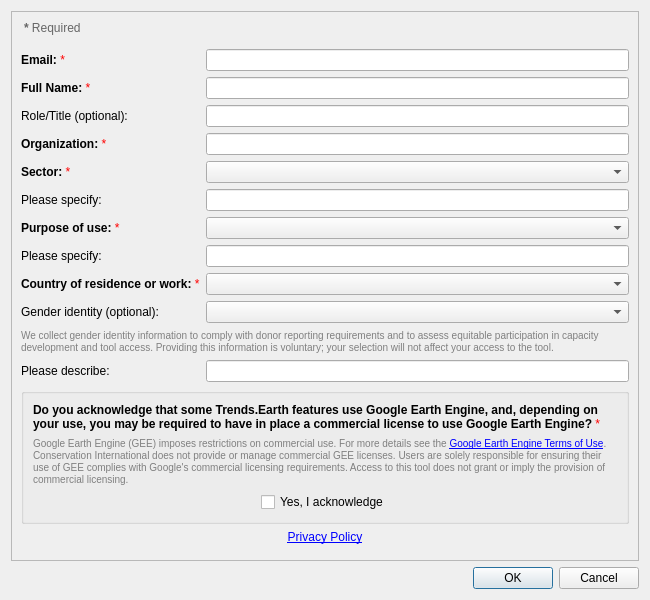
Old version of the form LDMP/gui/DlgSettingsRegister.ui in the repository ConservationInternational/trends.earth.
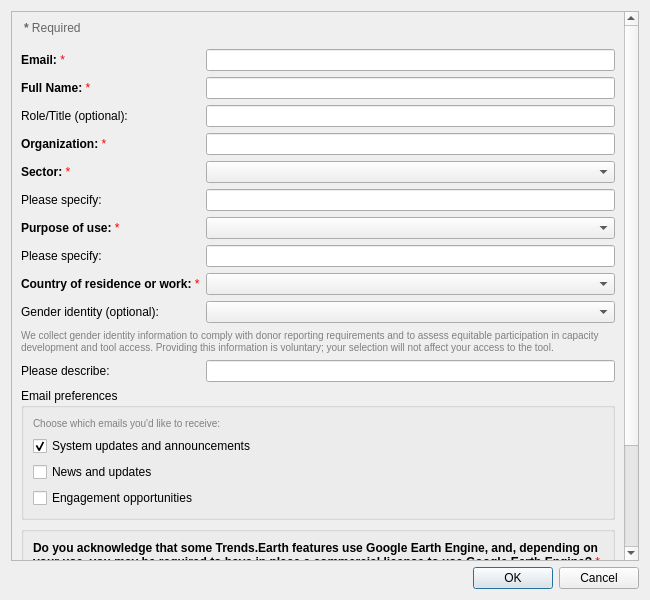
New version of the form.

Commit message: Suppport email list config on registration

The edit to the form file:
```diff
--- a/LDMP/gui/DlgSettingsRegister.ui
+++ b/LDMP/gui/DlgSettingsRegister.ui
@@ -244,6 +244,59 @@
        </item>
        <!-- GEE License Acknowledgment -->
        <item row="13" column="0" colspan="2">
+        <widget class="QGroupBox" name="groupBox_email_subscriptions">
+         <property name="title">
+          <string>Email preferences</string>
+         </property>
+         <layout class="QVBoxLayout" name="emailSubscriptionsGroupLayout">
+          <item>
+           <widget class="QLabel" name="label_email_subscriptions_note">
+            <property name="text">
+             <string>Choose which emails you'd like to receive:</string>
+            </property>
+            <property name="wordWrap">
+             <bool>true</bool>
+            </property>
+            <property name="styleSheet">
+             <string>color: gray; font-size: 10px;</string>
+            </property>
+           </widget>
+          </item>
+          <item>
+           <widget class="QCheckBox" name="email_subscription_system_updates">
+            <property name="text">
+             <string>System updates and announcements</string>
+            </property>
+            <property name="checked">
+             <bool>true</bool>
+            </property>
+           </widget>
+          </item>
+          <item>
+           <widget class="QCheckBox" name="email_subscription_news">
+            <property name="text">
+             <string>News and updates</string>
+            </property>
+            <property name="checked">
+             <bool>false</bool>
+            </property>
+           </widget>
+          </item>
+          <item>
+           <widget class="QCheckBox" name="email_subscription_engagement">
+            <property name="text">
+             <string>Engagement opportunities</string>
+            </property>
+            <property name="checked">
+             <bool>false</bool>
+            </property>
+           </widget>
+          </item>
+         </layout>
+        </widget>
+       </item>
+       <!-- GEE License Acknowledgment -->
+       <item row="14" column="0" colspan="2">
         <widget class="QGroupBox" name="groupBox_gee_license">
          <property name="title">
           <string></string>
@@ -316,7 +369,7 @@
         </widget>
        </item>
        <!-- Privacy Policy -->
-       <item row="14" column="0" colspan="2">
+       <item row="15" column="0" colspan="2">
         <widget class="QLabel" name="label_privacy">
          <property name="text">
           <string>&lt;html&gt;&lt;head/&gt;&lt;body&gt;&lt;p&gt;&lt;a href=&quot;https://www.conservation.org/policies/privacy&quot;&gt;Privacy Policy&lt;/a&gt;&lt;/p&gt;&lt;/body&gt;&lt;/html&gt;</string>
```
Left out of the diff: 2 changed lines with no effect on the pictures. The commit also changes 2 other files.
